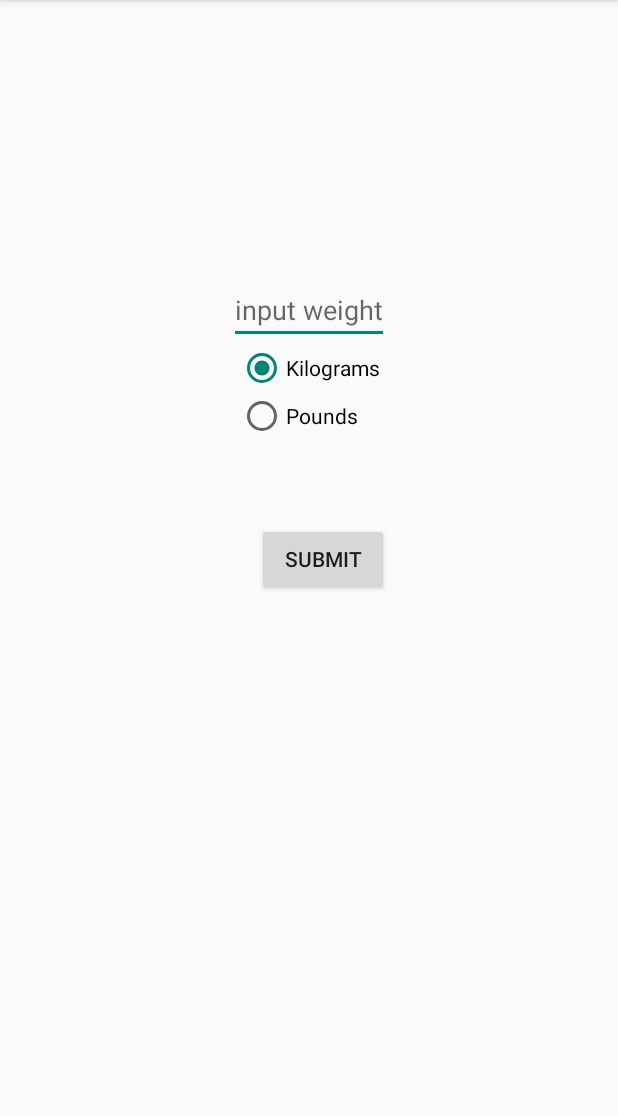
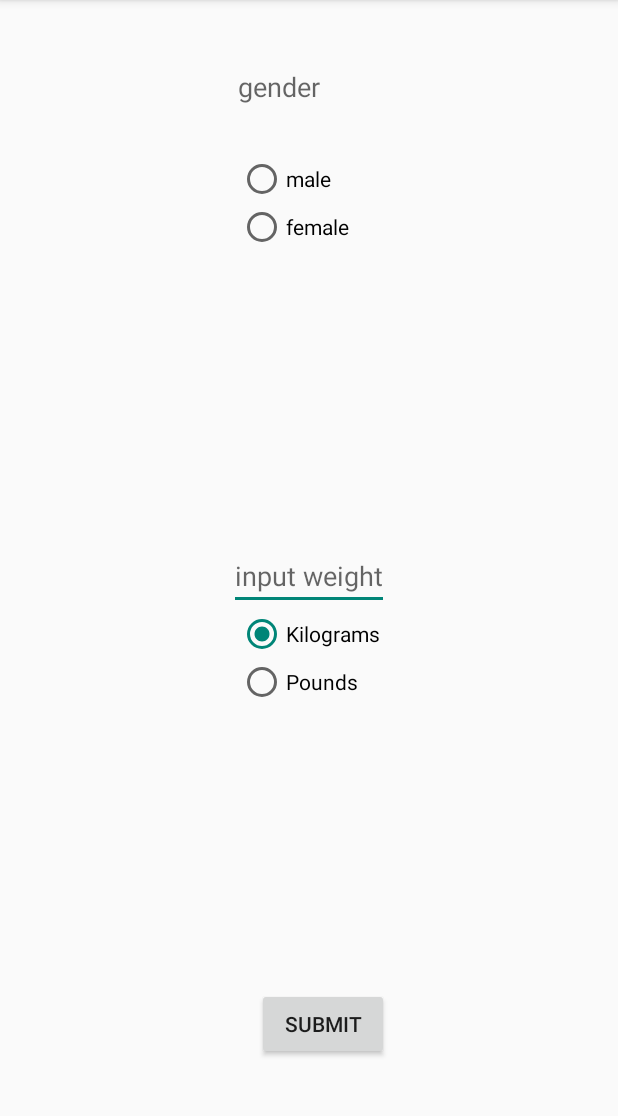
Before and after one commit to mcorbridge/TrueCycle, an Android app: the screen it shows after launch (MainActivity), after a tap on "GO", on a phone screen of 412 x 824 dp, the part 84-1200 px from its top. Run offline under Robolectric (Android 15) with nearby library versions, the phone set to English and light mode, and no system bars; 1 statement that could not run was skipped.

Commit message:
v 1.0 almost ready

```diff
--- a/app/src/main/java/com/mcorbridge/truecycle/data/vo/Cyclist.java
+++ b/app/src/main/java/com/mcorbridge/truecycle/data/vo/Cyclist.java
@@ -5,15 +5,15 @@ package com.mcorbridge.truecycle.data.vo;
  */
 public class Cyclist {
 
-    public String getGender() {
+    public int getGender() {
         return gender;
     }
 
-    public void setGender(String gender) {
+    public void setGender(int gender) {
         this.gender = gender;
     }
 
-    public String gender;
+    public int gender;
 
      // ----------------------------------------------
 
--- a/app/src/main/res/layout/activity_input_weight.xml
+++ b/app/src/main/res/layout/activity_input_weight.xml
@@ -1,16 +1,51 @@
 <?xml version="1.0" encoding="utf-8"?>
 <RelativeLayout xmlns:android="http://schemas.android.com/apk/res/android"
     android:layout_width="match_parent" android:layout_height="match_parent">
+
+
+
+    <TextView
+        android:layout_width="wrap_content"
+        android:layout_height="wrap_content"
+        android:textAppearance="?android:attr/textAppearanceMedium"
+        android:text="gender"
+        android:id="@+id/textView6"
+        android:layout_marginTop="45dp"
+        android:layout_alignParentTop="true"
+        android:layout_alignStart="@+id/radioGender" />
+
+    <RadioGroup
+        android:id="@+id/radioGender"
+        android:layout_width="wrap_content"
+        android:layout_height="wrap_content"
+        android:layout_marginTop="33dp"
+        android:layout_below="@+id/textView6"
+        android:layout_alignStart="@+id/radioWeight">
+
+        <RadioButton
+            android:layout_width="wrap_content"
+            android:layout_height="wrap_content"
+            android:text="male"
+            android:id="@+id/radioMale"
+            android:checked="false"/>
+
+        <RadioButton
+            android:layout_width="wrap_content"
+            android:layout_height="wrap_content"
+            android:text="female"
+            android:id="@+id/radioFemale"
+            android:checked="false" />
+
+    </RadioGroup>
 
     <EditText
         android:layout_width="wrap_content"
         android:layout_height="wrap_content"
         android:id="@+id/editText"
-        android:layout_alignParentTop="true"
-        android:layout_centerHorizontal="true"
-        android:layout_marginTop="184dp"
         android:inputType="number"
-        android:hint="input weight" />
+        android:hint="input weight"
+        android:layout_centerVertical="true"
+        android:layout_centerHorizontal="true" />
 
 
     <RadioGroup
@@ -25,16 +60,13 @@
             android:layout_width="wrap_content"
             android:layout_height="wrap_content"
             android:text="@string/radio_kilogram"
-            android:checked="true"
-            android:layout_alignStart="@+id/radioPound" />
+            android:checked="true" />
 
         <RadioButton
             android:id="@+id/radioPound"
             android:layout_width="wrap_content"
             android:layout_height="wrap_content"
-            android:text="@string/radio_pound"
-            android:layout_below="@+id/radioKilogram"
-            android:layout_alignStart="@+id/editText" />
+            android:text="@string/radio_pound" />
 
     </RadioGroup>
 
@@ -43,10 +75,12 @@
         android:layout_height="wrap_content"
         android:text="submit"
         android:id="@+id/button"
-        android:layout_below="@+id/radioWeight"
-        android:layout_alignEnd="@+id/editText"
-        android:layout_marginTop="55dp"
-        android:onClick="doSubmit"/>
+        android:onClick="doSubmit"
+        android:layout_marginBottom="61dp"
+        android:layout_alignParentBottom="true"
+        android:layout_alignEnd="@+id/editText" />
+
+
 
 
 </RelativeLayout>
```
